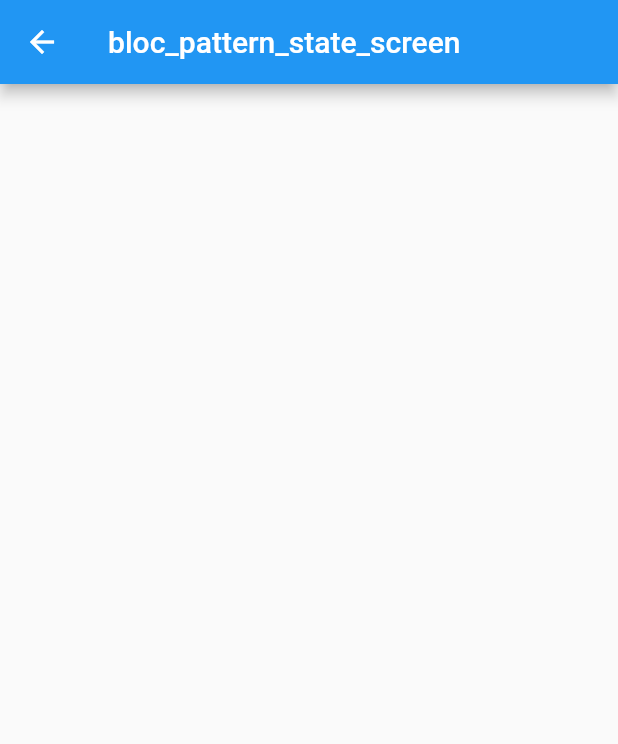
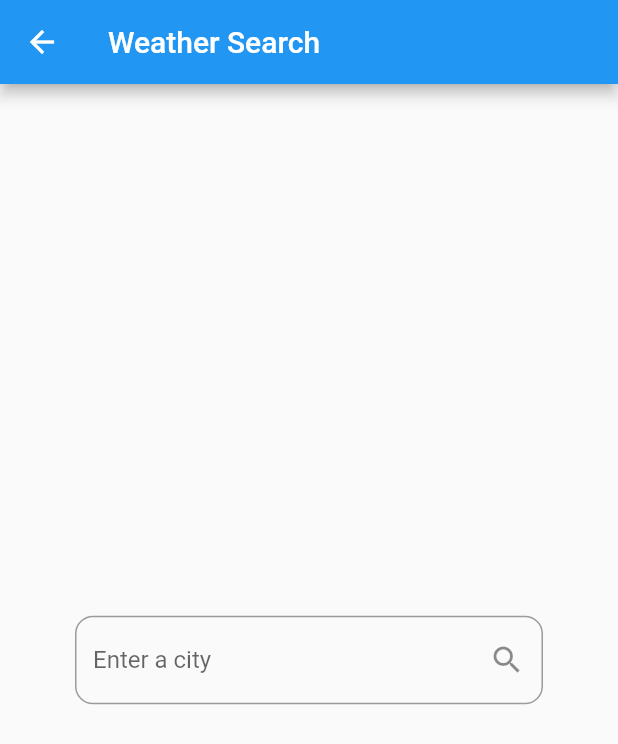
Before and after one commit to jjgajjar04/test_app, a Flutter app: the BlocPatternStateScreen screen opened by its route, on a phone screen of 412 x 824 dp. Shown: the top 744 px of the screen. Run offline on Flutter 3.47's test engine with Material 2 defaults, Android fonts, the phone set to English and light mode, and no system bars; our stand-ins replace bloc, flutter_bloc; missing offline and left inert: random_words.

Commit message:
bloc & cubit setup added

```diff
--- a/lib/app.dart
+++ /dev/null
@@ -1,37 +0,0 @@
-import 'package:flutter/material.dart';
-import 'package:test_app/models/data_provider.dart';
-import 'package:test_app/screens/card_screen.dart';
-import 'package:test_app/screens/home.dart';
-import 'package:test_app/screens/button_screen.dart';
-import 'package:test_app/screens/list_screen.dart';
-import 'package:test_app/screens/multi_widget_state_screen.dart';
-import 'package:test_app/screens/provider_state_screen.dart';
-import 'package:test_app/screens/row_column_screen.dart';
-import 'package:test_app/screens/simple_state_screen.dart';
-import 'package:test_app/screens/bloc_pattern_state_screen.dart';
-import 'package:provider/provider.dart';
-
-class App extends StatelessWidget {
-  @override
-  Widget build(BuildContext context) {
-    return ChangeNotifierProvider<DataProvider>(
-      create: (context) => DataProvider(),
-      child: MaterialApp(
-        debugShowCheckedModeBanner: false,
-        initialRoute: Home.id,
-        routes: {
-          Home.id: (context) => Home(),
-          CardScreen.id: (context) => CardScreen(),
-          ButtonScreen.id: (context) => ButtonScreen(),
-          ListScreen.id: (context) => ListScreen(),
-          RowColumnScreen.id: (context) => RowColumnScreen(),
-          SimpleStateScreen.id: (context) =>
-              SimpleStateScreen(color: Colors.green),
-          MultiWidgetStateScreen.id: (context) => MultiWidgetStateScreen(),
-          ProviderStateScreen.id: (context) => ProviderStateScreen(),
-          BlocPatternStateScreen.id: (context) => BlocPatternStateScreen()
-        },
-      ),
-    );
-  }
-}
--- /dev/null
+++ b/lib/bloc/weather_bloc.dart
@@ -0,0 +1,19 @@
+import 'dart:async';
+
+import 'package:bloc/bloc.dart';
+import 'package:meta/meta.dart';
+import 'package:test_app/models/weather.dart';
+
+part 'weather_event.dart';
+part 'weather_state.dart';
+
+class WeatherBloc extends Bloc<WeatherEvent, WeatherState> {
+  WeatherBloc() : super(WeatherInitial());
+
+  @override
+  Stream<WeatherState> mapEventToState(
+    WeatherEvent event,
+  ) async* {
+    // TODO: implement mapEventToState
+  }
+}
--- /dev/null
+++ b/lib/bloc/weather_event.dart
@@ -0,0 +1,4 @@
+part of 'weather_bloc.dart';
+
+@immutable
+abstract class WeatherEvent {}
--- /dev/null
+++ b/lib/bloc/weather_state.dart
@@ -0,0 +1,44 @@
+part of 'weather_bloc.dart';
+
+@immutable
+abstract class WeatherState {
+  const WeatherState();
+}
+
+class WeatherInitial extends WeatherState {
+  const WeatherInitial();
+}
+
+class WeatherLoading extends WeatherState {
+  const WeatherLoading();
+}
+
+class WeatherLoaded extends WeatherState {
+  final Weather weather;
+  const WeatherLoaded({this.weather});
+
+  @override
+  bool operator ==(Object o) {
+    if (identical(this, o)) return true;
+
+    return o is WeatherLoaded && o.weather == weather;
+  }
+
+  @override
+  int get hashCode => weather.hashCode;
+}
+
+class WeatherError extends WeatherState {
+  final String message;
+  WeatherError({this.message});
+
+  @override
+  bool operator ==(Object o) {
+    if (identical(this, o)) return true;
+
+    return o is WeatherError && o.message == message;
+  }
+
+  @override
+  int get hashCode => message.hashCode;
+}
--- /dev/null
+++ b/lib/cubit/weather_cubit.dart
@@ -0,0 +1,26 @@
+import 'package:bloc/bloc.dart';
+import 'package:meta/meta.dart';
+import 'package:test_app/models/weather.dart';
+import 'package:test_app/services/weather_repository.dart';
+
+part 'weather_state.dart';
+
+class WeatherCubit extends Cubit<WeatherState> {
+  WeatherRepository _weatherRepository;
+
+  WeatherCubit(this._weatherRepository) : super(WeatherInitial());
+
+  Future<void> getWeather(String cityName) async {
+    try {
+      emit(WeatherLoading());
+      final weather = await _weatherRepository.fetchWeather(cityName);
+      emit(WeatherLoaded(weather: weather));
+    } on NetworkException {
+      emit(
+        WeatherError(
+          message: "Could't fetch weather. Is the device online ?",
+        ),
+      );
+    }
+  }
+}
--- /dev/null
+++ b/lib/cubit/weather_state.dart
@@ -0,0 +1,44 @@
+part of 'weather_cubit.dart';
+
+@immutable
+abstract class WeatherState {
+  const WeatherState();
+}
+
+class WeatherInitial extends WeatherState {
+  const WeatherInitial();
+}
+
+class WeatherLoading extends WeatherState {
+  const WeatherLoading();
+}
+
+class WeatherLoaded extends WeatherState {
+  final Weather weather;
+  const WeatherLoaded({this.weather});
+
+  @override
+  bool operator ==(Object o) {
+    if (identical(this, o)) return true;
+
+    return o is WeatherLoaded && o.weather == weather;
+  }
+
+  @override
+  int get hashCode => weather.hashCode;
+}
+
+class WeatherError extends WeatherState {
+  final String message;
+  WeatherError({this.message});
+
+  @override
+  bool operator ==(Object o) {
+    if (identical(this, o)) return true;
+
+    return o is WeatherError && o.message == message;
+  }
+
+  @override
+  int get hashCode => message.hashCode;
+}
--- a/lib/main.dart
+++ b/lib/main.dart
@@ -1,4 +1,4 @@
 import 'package:flutter/material.dart';
-import 'package:test_app/app.dart';
+import 'package:test_app/my_app.dart';
 
-void main() => runApp(App());
+void main() => runApp(MyApp());
--- /dev/null
+++ b/lib/models/weather.dart
@@ -0,0 +1,23 @@
+import 'package:meta/meta.dart';
+
+class Weather {
+  final String cityName;
+  final double temperatureCelsius;
+
+  Weather({
+    @required this.cityName,
+    @required this.temperatureCelsius,
+  });
+
+  @override
+  bool operator ==(Object o) {
+    if (identical(this, o)) return true;
+
+    return o is Weather &&
+        o.cityName == cityName &&
+        o.temperatureCelsius == temperatureCelsius;
+  }
+
+  @override
+  int get hashCode => cityName.hashCode ^ temperatureCelsius.hashCode;
+}
--- /dev/null
+++ b/lib/my_app.dart
@@ -0,0 +1,43 @@
+import 'package:flutter/material.dart';
+import 'package:flutter_bloc/flutter_bloc.dart';
+import 'package:provider/provider.dart';
+import 'package:test_app/cubit/weather_cubit.dart';
+import 'package:test_app/models/data_provider.dart';
+import 'package:test_app/screens/bloc_pattern_state_screen.dart';
+import 'package:test_app/screens/button_screen.dart';
+import 'package:test_app/screens/card_screen.dart';
+import 'package:test_app/screens/home.dart';
+import 'package:test_app/screens/list_screen.dart';
+import 'package:test_app/screens/multi_widget_state_screen.dart';
+import 'package:test_app/screens/provider_state_screen.dart';
+import 'package:test_app/screens/row_column_screen.dart';
+import 'package:test_app/screens/simple_state_screen.dart';
+import 'package:test_app/services/weather_repository.dart';
+
+class MyApp extends StatelessWidget {
+  @override
+  Widget build(BuildContext context) {
+    return ChangeNotifierProvider<DataProvider>(
+      create: (context) => DataProvider(),
+      child: BlocProvider(
+        create: (context) => WeatherCubit(FakeWeatherRepository()),
+        child: MaterialApp(
+          debugShowCheckedModeBanner: false,
+          initialRoute: Home.id,
+          routes: {
+            Home.id: (context) => Home(),
+            CardScreen.id: (context) => CardScreen(),
+            ButtonScreen.id: (context) => ButtonScreen(),
+            ListScreen.id: (context) => ListScreen(),
+            RowColumnScreen.id: (context) => RowColumnScreen(),
+            SimpleStateScreen.id: (context) =>
+                SimpleStateScreen(color: Colors.green),
+            MultiWidgetStateScreen.id: (context) => MultiWidgetStateScreen(),
+            ProviderStateScreen.id: (context) => ProviderStateScreen(),
+            BlocPatternStateScreen.id: (context) => BlocPatternStateScreen()
+          },
+        ),
+      ),
+    );
+  }
+}
--- a/lib/screens/bloc_pattern_state_screen.dart
+++ b/lib/screens/bloc_pattern_state_screen.dart
@@ -1,16 +1,82 @@
 import 'package:flutter/material.dart';
+import 'package:test_app/models/weather.dart';
 import 'package:test_app/utils/constants.dart';
 
-class BlocPatternStateScreen extends StatelessWidget {
+class BlocPatternStateScreen extends StatefulWidget {
   static const String id = Constants.BLOC_PATTERN_STATE_SCREEN;
 
+  @override
+  _BlocPatternStateScreenState createState() => _BlocPatternStateScreenState();
+}
+
+class _BlocPatternStateScreenState extends State<BlocPatternStateScreen> {
   @override
   Widget build(BuildContext context) {
     return Scaffold(
       appBar: AppBar(
-        title: Text(Constants.BLOC_PATTERN_STATE_SCREEN),
+        title: Text("Weather Search"),
       ),
-      body: Container(),
+      body: Container(
+        padding: EdgeInsets.symmetric(vertical: 16),
+        alignment: Alignment.center,
+        // TODO: Implement with cubit
+        child: buildInitialInput(),
+      ),
+    );
+  }
+
+  Widget buildInitialInput() {
+    return Center(
+      child: CityInputField(),
+    );
+  }
+
+  Widget buildLoading() {
+    return Center(
+      child: CircularProgressIndicator(),
+    );
+  }
+
+  Column buildColumnWithData(Weather weather) {
+    return Column(
+      mainAxisAlignment: MainAxisAlignment.spaceEvenly,
+      children: <Widget>[
+        Text(
+          weather.cityName,
+          style: TextStyle(
+            fontSize: 40,
+            fontWeight: FontWeight.w700,
+          ),
+        ),
+        Text(
+          // Display the temperature with 1 decimal place
+          "${weather.temperatureCelsius.toStringAsFixed(1)} °C",
+          style: TextStyle(fontSize: 80),
+        ),
+        CityInputField(),
+      ],
     );
   }
 }
+
+class CityInputField extends StatelessWidget {
+  @override
+  Widget build(BuildContext context) {
+    return Padding(
+      padding: const EdgeInsets.symmetric(horizontal: 50),
+      child: TextField(
+        onSubmitted: (value) => submitCityName(context, value),
+        textInputAction: TextInputAction.search,
+        decoration: InputDecoration(
+          hintText: "Enter a city",
+          border: OutlineInputBorder(borderRadius: BorderRadius.circular(12)),
+          suffixIcon: Icon(Icons.search),
+        ),
+      ),
+    );
+  }
+
+  void submitCityName(BuildContext context, String cityName) {
+    // TODO: Get weather for the city
+  }
+}
--- /dev/null
+++ b/lib/services/weather_repository.dart
@@ -0,0 +1,35 @@
+import 'dart:math';
+
+import 'package:test_app/models/weather.dart';
+
+abstract class WeatherRepository {
+  /// Throws [NetworkException].
+  Future<Weather> fetchWeather(String cityName);
+}
+
+class FakeWeatherRepository implements WeatherRepository {
+  @override
+  Future<Weather> fetchWeather(String cityName) {
+    // Simulate network delay
+    return Future.delayed(
+      Duration(seconds: 1),
+      () {
+        final random = Random();
+
+        // Simulate some network exception
+        if (random.nextBool()) {
+          throw NetworkException();
+        }
+
+        // Return "fetched" weather
+        return Weather(
+          cityName: cityName,
+          // Temperature between 20 and 35.99
+          temperatureCelsius: 20 + random.nextInt(15) + random.nextDouble(),
+        );
+      },
+    );
+  }
+}
+
+class NetworkException implements Exception {}
```
Also changed, not shown: lib/components/card/profile_card.dart (+4 -11 lines), pubspec.yaml (+4 -3 lines), images/ambuj.jpg (added), pubspec.lock, 1 other file.
